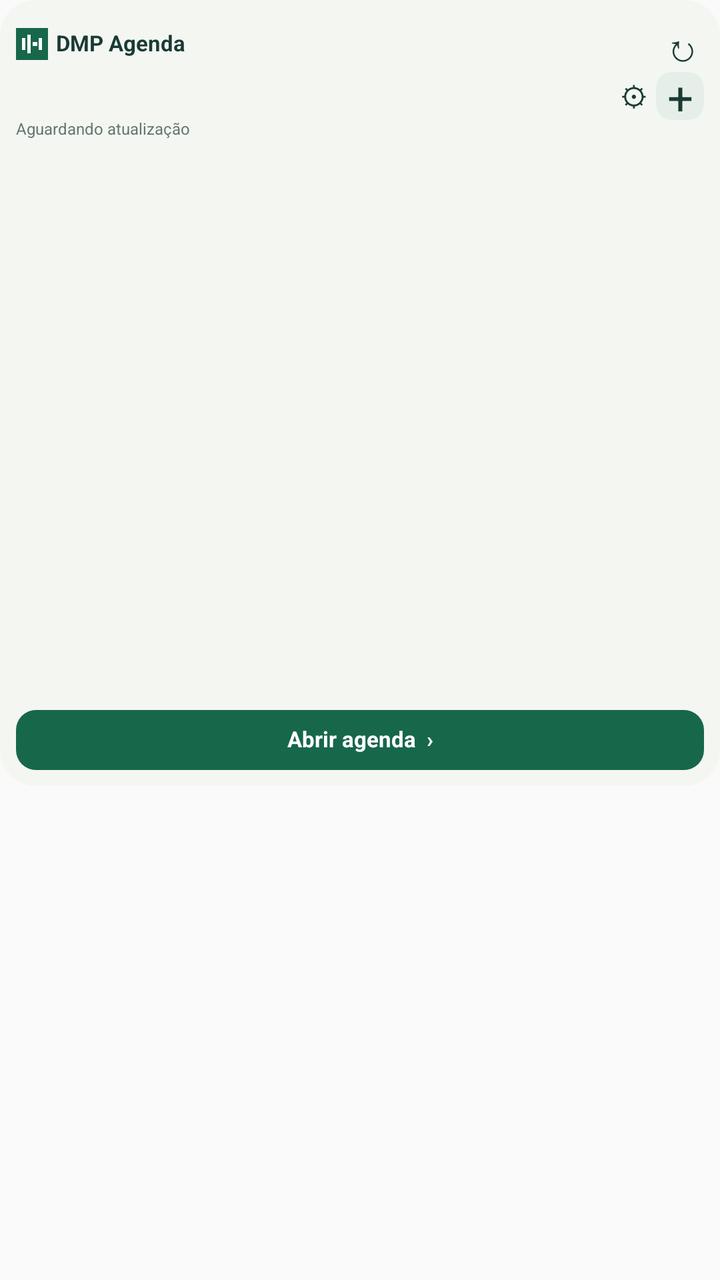
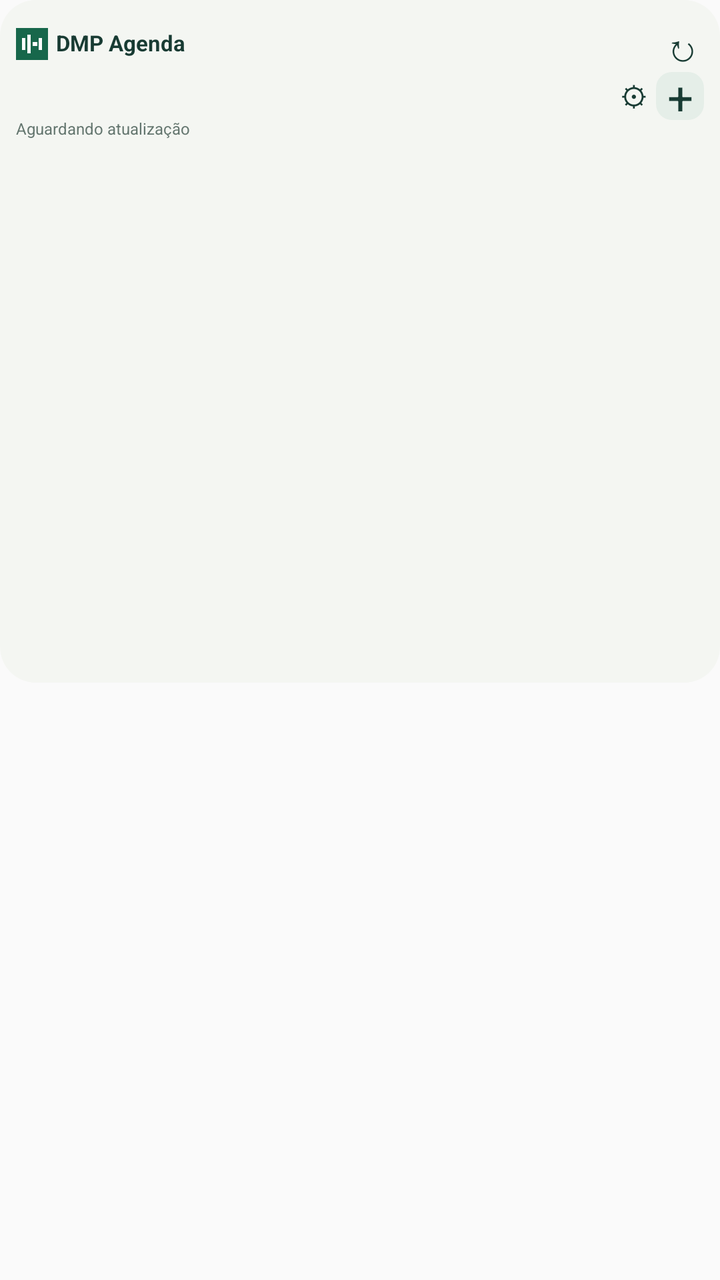

The first picture is an Android layout as it rendered before a commit; the second is the same layout after the commit. The layout source and the unified diff follow.
<!-- AndroidManifest.xml: application theme android:Theme.Material.Light.NoActionBar -->
<!-- res/layout/agenda_widget_legacy_260.xml -->
<FrameLayout xmlns:android="http://schemas.android.com/apk/res/android" android:id="@+id/root" android:layout_width="match_parent" android:layout_height="match_parent">
  <RelativeLayout android:id="@+id/shell" android:layout_width="match_parent" android:layout_height="wrap_content">
    <ImageView android:id="@+id/shell_bg" android:layout_width="match_parent" android:layout_height="0dp" android:scaleType="fitXY" android:contentDescription="" android:layout_alignTop="@id/content" android:layout_alignBottom="@id/content" android:src="@drawable/widget_surface" />
    <LinearLayout android:layout_width="match_parent" android:layout_height="wrap_content" android:orientation="vertical" android:padding="8dp" android:id="@+id/content">
      <LinearLayout android:layout_width="match_parent" android:layout_height="28dp" android:orientation="horizontal" android:gravity="center_vertical">
        <ImageView android:layout_width="16dp" android:layout_height="16dp" android:src="@drawable/icon" android:contentDescription="DMP" />
        <TextView android:id="@+id/header" android:layout_width="0dp" android:layout_height="wrap_content" android:text="DMP Agenda" android:textSize="11sp" android:textColor="#183B33" android:includeFontPadding="false" android:layout_weight="1" android:paddingStart="4dp" android:maxLines="1" android:ellipsize="end" android:textStyle="bold" />
        <TextView android:id="@+id/refresh" android:layout_width="22dp" android:layout_height="24dp" android:text="↻" android:textSize="19sp" android:textColor="#183B33" android:includeFontPadding="false" android:gravity="center" android:contentDescription="Atualizar" />
      </LinearLayout>
      <LinearLayout android:layout_width="match_parent" android:layout_height="24dp" android:orientation="horizontal" android:gravity="center_vertical">
        <TextView android:id="@+id/date" android:layout_width="0dp" android:layout_height="wrap_content" android:text="" android:textSize="9sp" android:includeFontPadding="false" android:layout_weight="1" android:maxLines="1" android:textColor="#5D706A" />
        <TextView android:id="@+id/settings" android:layout_width="22dp" android:layout_height="20dp" android:text="⚙" android:textSize="14sp" android:textColor="#183B33" android:includeFontPadding="false" android:gravity="center" android:contentDescription="Configurar widget" />
        <TextView android:id="@+id/add" android:layout_width="24dp" android:layout_height="24dp" android:text="+" android:textSize="23sp" android:textColor="#183B33" android:includeFontPadding="false" android:gravity="center" android:contentDescription="Adicionar compromisso" android:background="@drawable/widget_add" />
      </LinearLayout>
      <TextView android:id="@+id/updated" android:layout_width="match_parent" android:layout_height="wrap_content" android:text="Aguardando atualização" android:textSize="8sp" android:includeFontPadding="false" android:textColor="#64766F" android:paddingBottom="4dp" android:maxLines="1" />
      <ListView android:layout_width="match_parent" android:layout_height="260dp" android:id="@+id/items" android:divider="@null" android:scrollbars="vertical" android:cacheColorHint="@android:color/transparent" android:nestedScrollingEnabled="false">
</ListView>
      <TextView android:id="@+id/more" android:layout_width="match_parent" android:layout_height="wrap_content" android:text="" android:textSize="10sp" android:includeFontPadding="false" android:paddingTop="4dp" android:textColor="#386453" android:maxLines="1" />
      <TextView android:id="@+id/agenda" android:layout_width="match_parent" android:layout_height="30dp" android:text="Abrir agenda  ›" android:textSize="11sp" android:includeFontPadding="false" android:background="@drawable/widget_button" android:textColor="#FFFFFF" android:gravity="center" android:textStyle="bold" android:layout_marginTop="6dp" />
    </LinearLayout>
  </RelativeLayout>
</FrameLayout>
<!-- resources referenced by this layout -->
<resources>
  <!-- drawable icon (drawable) -->
  <vector xmlns:android="http://schemas.android.com/apk/res/android" android:width="48dp" android:height="48dp" android:viewportWidth="48" android:viewportHeight="48"><path android:fillColor="#17674B" android:pathData="M0,0h48v48h-48z"/><path android:fillColor="#FFFFFF" android:pathData="M9,15h5v18h-5zM17,10h5v28h-5zM25,21h7v6h-7zM34,15h5v18h-5z"/></vector>
  <!-- drawable widget_add (drawable) -->
  <shape xmlns:android="http://schemas.android.com/apk/res/android" android:shape="rectangle"><solid android:color="#E5EEE8"/><corners android:radius="8dp"/></shape>
  <!-- drawable widget_button (drawable) -->
  <shape xmlns:android="http://schemas.android.com/apk/res/android" android:shape="rectangle"><solid android:color="#17674B"/><corners android:radius="10dp"/></shape>
  <!-- drawable widget_surface (drawable) -->
  <shape xmlns:android="http://schemas.android.com/apk/res/android" android:shape="rectangle"><solid android:color="#F4F6F2"/><corners android:radius="18dp"/></shape>
</resources>

<!-- the commit's change to res/layout/agenda_widget_legacy_260.xml (unified diff, before → after) -->
@@ -15,8 +15,6 @@
       <TextView android:id="@+id/updated" android:layout_width="match_parent" android:layout_height="wrap_content" android:text="Aguardando atualização" android:textSize="8sp" android:includeFontPadding="false" android:textColor="#64766F" android:paddingBottom="4dp" android:maxLines="1" />
       <ListView android:layout_width="match_parent" android:layout_height="260dp" android:id="@+id/items" android:divider="@null" android:scrollbars="vertical" android:cacheColorHint="@android:color/transparent" android:nestedScrollingEnabled="false">
 </ListView>
-      <TextView android:id="@+id/more" android:layout_width="match_parent" android:layout_height="wrap_content" android:text="" android:textSize="10sp" android:includeFontPadding="false" android:paddingTop="4dp" android:textColor="#386453" android:maxLines="1" />
-      <TextView android:id="@+id/agenda" android:layout_width="match_parent" android:layout_height="30dp" android:text="Abrir agenda  ›" android:textSize="11sp" android:includeFontPadding="false" android:background="@drawable/widget_button" android:textColor="#FFFFFF" android:gravity="center" android:textStyle="bold" android:layout_marginTop="6dp" />
     </LinearLayout>
   </RelativeLayout>
 </FrameLayout>
<!-- resource entries referenced after the edit -->
@@ -4,8 +4,6 @@
   <vector xmlns:android="http://schemas.android.com/apk/res/android" android:width="48dp" android:height="48dp" android:viewportWidth="48" android:viewportHeight="48"><path android:fillColor="#17674B" android:pathData="M0,0h48v48h-48z"/><path android:fillColor="#FFFFFF" android:pathData="M9,15h5v18h-5zM17,10h5v28h-5zM25,21h7v6h-7zM34,15h5v18h-5z"/></vector>
   <!-- drawable widget_add (drawable) -->
   <shape xmlns:android="http://schemas.android.com/apk/res/android" android:shape="rectangle"><solid android:color="#E5EEE8"/><corners android:radius="8dp"/></shape>
-  <!-- drawable widget_button (drawable) -->
-  <shape xmlns:android="http://schemas.android.com/apk/res/android" android:shape="rectangle"><solid android:color="#17674B"/><corners android:radius="10dp"/></shape>
   <!-- drawable widget_surface (drawable) -->
   <shape xmlns:android="http://schemas.android.com/apk/res/android" android:shape="rectangle"><solid android:color="#F4F6F2"/><corners android:radius="18dp"/></shape>
 </resources>
